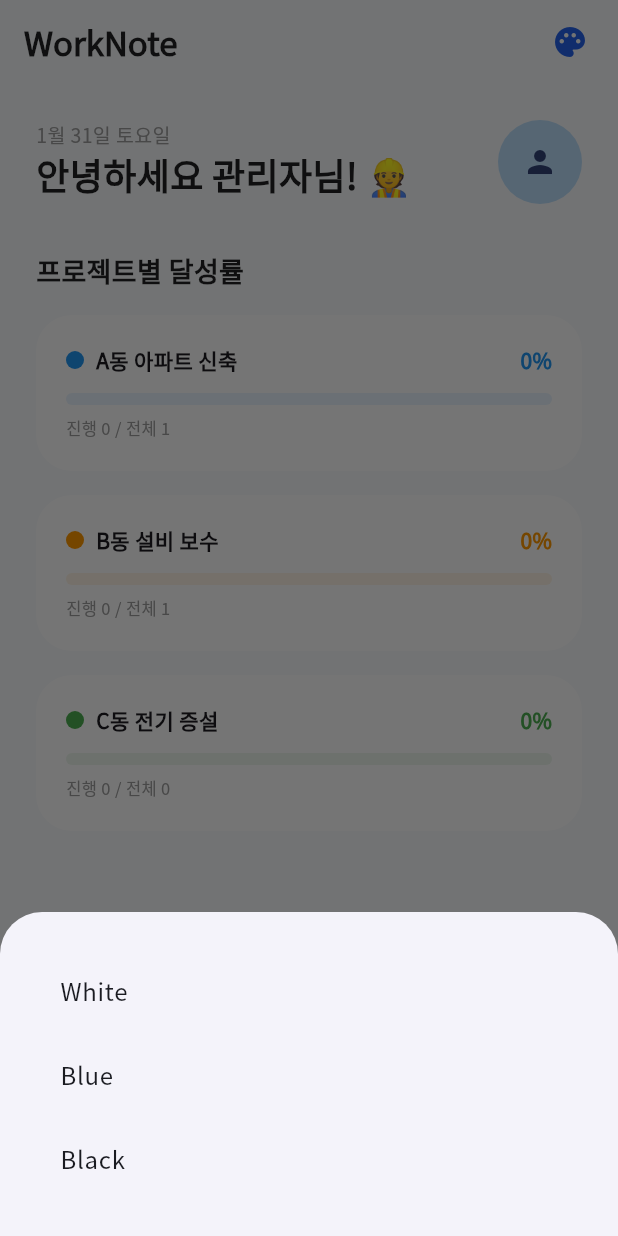
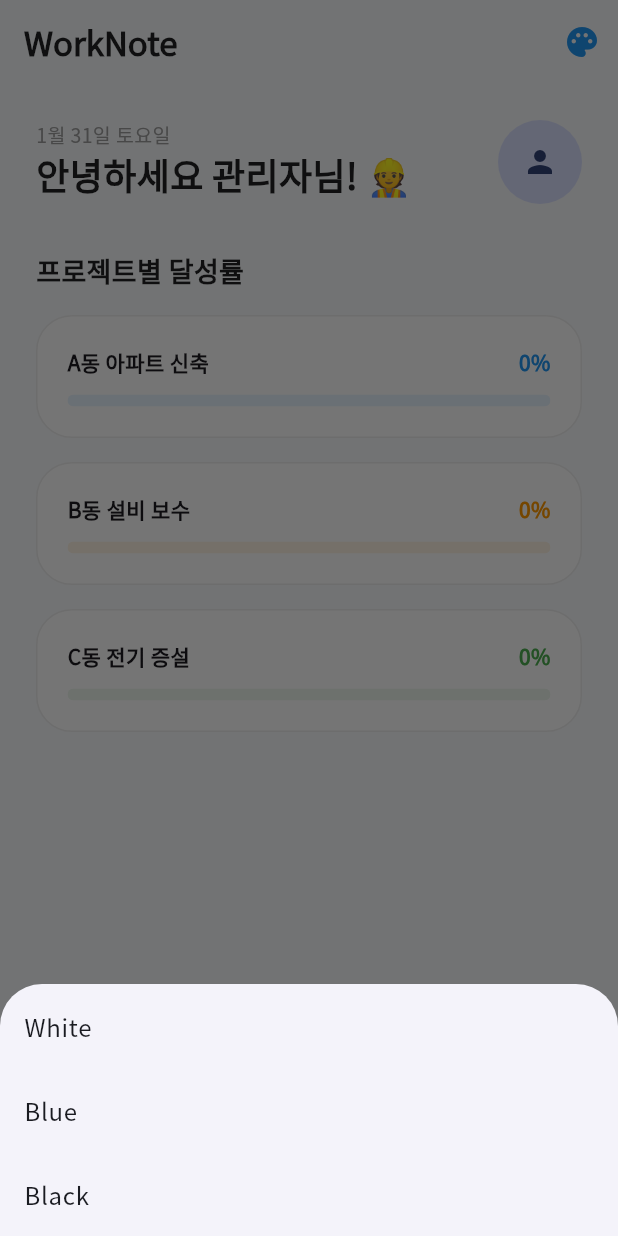
Before and after one commit to frysquirrel-A/Worknote, a Flutter app: the screen it shows after launch, after a tap on the "palette" icon, on a phone screen of 412 x 824 dp. Run offline on Flutter 3.47's test engine with Material 3 defaults, Android fonts, the phone set to English and light mode, and no system bars; our stand-ins replace google_fonts, image_picker.

Commit message:
푸쉬 할 때 발생한 오류 수정

```diff
--- a/lib/main.dart
+++ b/lib/main.dart
@@ -94,7 +94,7 @@ class JournalEntry {
 }
 
 // =============================================================================
-// [MAIN] App Bootstrap & Global State
+// [MAIN] App Bootstrap & Navigation
 // =============================================================================
 class WorkNoteApp extends StatelessWidget {
   const WorkNoteApp({super.key});
@@ -149,7 +149,7 @@ class _MainScreenState extends State<MainScreen> {
       Task(id: '2', title: '안전 교육 일지 작성', assigneeId: 'kim', assigneeName: '김반장', assigneeEmoji: '👨‍💼', projectId: 'p2', createdAt: now.subtract(const Duration(days: 1)), dueDate: now.add(const Duration(days: 1)), priority: TaskPriority.medium),
     ];
     _journals = [
-      JournalEntry(id: 'j1', userId: 'me', userName: '나', title: '오전 현장 점검', content: '전체적으로 공정이 원활하게 진행되고 있음.', projectId: 'p1', date: now.subtract(const Duration(hours: 5)), photos: []),
+      JournalEntry(id: 'j1', userId: 'me', userName: '나', title: '오전 현장 점검', content: '공정 원활함.', projectId: 'p1', date: now.subtract(const Duration(hours: 5)), photos: []),
     ];
   }
 
@@ -157,14 +157,6 @@ class _MainScreenState extends State<MainScreen> {
   void _addProject(Project p) => setState(() => _projects.add(p));
   void _deleteTask(String id) => setState(() => _tasks.removeWhere((t) => t.id == id));
   void _addJournal(JournalEntry journal) => setState(() => _journals.insert(0, journal));
-
-  Color _getBgColor(AppTone tone) {
-    switch (tone) {
-      case AppTone.white: return const Color(0xFFF8FAFC);
-      case AppTone.blue: return const Color(0xFFE0F2FE);
-      case AppTone.black: return const Color(0xFF0F172A);
-    }
-  }
 
   @override
   Widget build(BuildContext context) {
@@ -180,25 +172,20 @@ class _MainScreenState extends State<MainScreen> {
       TeamTaskTab(tasks: _tasks, projects: _projects, members: [TeamMember(id: 'all', name: '전체', emoji: '👥', role: ''), ..._members], myProfileImage: _profileImage, onStateChange: () => setState(() {}), onAddTask: _addTask, onAddProject: _addProject, onDeleteTask: _deleteTask, tone: _tabTones[1]),
       JournalTab(journals: _journals, tasks: _tasks, projects: _projects, members: [TeamMember(id: 'all', name: '전체', emoji: '👥', role: ''), ..._members], onSaveJournal: _addJournal, onCreateTask: _addTask, onAddProject: _addProject, tone: _tabTones[2], onPhotoTap: (d) => setState(() { _targetGalleryDate = d; _selectedIndex = 3; })),
       GalleryTab(journals: _journals, members: [TeamMember(id: 'all', name: '전체', emoji: '📂', role: ''), ..._members], myProfileImage: _profileImage, onPhotoCaptured: (path) {
-        _addJournal(JournalEntry(id: DateTime.now().toString(), userId: 'me', userName: '나', title: '현장 사진 촬영', content: '카메라 촬영분', date: DateTime.now(), photos: [path]));
+        _addJournal(JournalEntry(id: DateTime.now().toString(), userId: 'me', userName: '나', title: '사진 촬영', content: '카메라 촬영', date: DateTime.now(), photos: [path]));
       }, tone: _tabTones[3], targetDate: _targetGalleryDate, onTargetDateHandled: () => _targetGalleryDate = null),
     ];
 
     return Scaffold(
-      backgroundColor: _getBgColor(currentTone),
+      backgroundColor: currentTone == AppTone.white ? const Color(0xFFF8FAFC) : (currentTone == AppTone.blue ? const Color(0xFFE0F2FE) : const Color(0xFF0F172A)),
       appBar: AppBar(
         backgroundColor: Colors.transparent,
         elevation: 0,
         title: Text('WorkNote', style: TextStyle(fontWeight: FontWeight.w900, fontSize: 22, color: isBlack ? Colors.white : Colors.black87)),
-        actions: [
-          IconButton(icon: Icon(Icons.palette_rounded, color: isBlack ? const Color(0xFF448AFF) : const Color(0xFF2563EB)), onPressed: () => _showTonePicker()),
-          const SizedBox(width: 8),
-        ],
+        actions: [IconButton(icon: Icon(Icons.palette_rounded, color: isBlack ? Colors.blueAccent : Colors.blue), onPressed: () => _showTonePicker())],
       ),
       body: IndexedStack(index: _selectedIndex, children: screens),
-      bottomNavigationBar: Container(
-        decoration: BoxDecoration(boxShadow: [BoxShadow(color: Colors.black.withValues(alpha: 0.05), blurRadius: 10)]),
-        child: NavigationBar(
+      bottomNavigationBar: NavigationBar(
         selectedIndex: _selectedIndex,
         onDestinationSelected: (idx) => setState(() => _selectedIndex = idx),
         backgroundColor: isBlack ? const Color(0xFF1E293B) : Colors.white,
@@ -209,19 +196,16 @@ class _MainScreenState extends State<MainScreen> {
           NavigationDestination(icon: Icon(Icons.grid_view_outlined), selectedIcon: Icon(Icons.grid_view), label: '갤러리'),
         ],
       ),
-      ),
     );
   }
 
   void _showTonePicker() {
-    showModalBottomSheet(context: context, builder: (ctx) => Container(
-      padding: const EdgeInsets.all(24),
-      child: Column(mainAxisSize: MainAxisSize.min, children: [
-        _toneTile("White", AppTone.white), _toneTile("Blue", AppTone.blue), _toneTile("Black", AppTone.black),
-      ]),
-    ));
+    showModalBottomSheet(context: context, builder: (ctx) => Column(mainAxisSize: MainAxisSize.min, children: [
+      ListTile(title: const Text("White"), onTap: () { setState(() => _tabTones[_selectedIndex] = AppTone.white); Navigator.pop(context); }),
+      ListTile(title: const Text("Blue"), onTap: () { setState(() => _tabTones[_selectedIndex] = AppTone.blue); Navigator.pop(context); }),
+      ListTile(title: const Text("Black"), onTap: () { setState(() => _tabTones[_selectedIndex] = AppTone.black); Navigator.pop(context); }),
+    ]));
   }
-  Widget _toneTile(String l, AppTone t) => ListTile(title: Text(l), onTap: () { setState(() => _tabTones[_selectedIndex] = t); Navigator.pop(context); });
 }
 
 // =============================================================================
@@ -247,39 +231,28 @@ class HomeTab extends StatelessWidget {
             Text(DateFormat('M월 d일 E요일', 'ko_KR').format(DateTime.now()), style: const TextStyle(fontSize: 13, color: Colors.grey)),
             Text("안녕하세요 관리자님! 👷", style: TextStyle(fontSize: 24, fontWeight: FontWeight.w900, color: isDark ? Colors.white : Colors.black87)),
           ]),
-          GestureDetector(onTap: onProfileTap, child: CircleAvatar(radius: 28, backgroundColor: Colors.blue.shade100, backgroundImage: profileImage != null ? FileImage(profileImage!) : null, child: profileImage == null ? const Icon(Icons.person) : null))
+          GestureDetector(onTap: onProfileTap, child: CircleAvatar(radius: 28, backgroundImage: profileImage != null ? FileImage(profileImage!) : null, child: profileImage == null ? const Icon(Icons.person) : null))
         ]),
         const SizedBox(height: 32),
         Text("프로젝트별 달성률", style: TextStyle(fontSize: 18, fontWeight: FontWeight.bold, color: isDark ? Colors.white : Colors.black87)),
         const SizedBox(height: 16),
         ...projects.map((p) {
           final pTasks = tasks.where((t) => t.projectId == p.id).toList();
-          final total = pTasks.length;
-          final done = pTasks.where((t) => t.isDone).length;
-          final progress = total == 0 ? 0.0 : done / total;
+          final progress = pTasks.isEmpty ? 0.0 : pTasks.where((t) => t.isDone).length / pTasks.length;
           return Container(
             margin: const EdgeInsets.only(bottom: 16),
             padding: const EdgeInsets.all(20),
-            decoration: BoxDecoration(color: isDark ? Colors.white.withValues(alpha: 0.05) : Colors.white, borderRadius: BorderRadius.circular(24)),
-            child: Column(crossAxisAlignment: CrossAxisAlignment.start, children: [
+            decoration: BoxDecoration(color: isDark ? Colors.white10 : Colors.white, borderRadius: BorderRadius.circular(24), border: Border.all(color: Colors.grey.shade200)),
+            child: Column(children: [
               Row(mainAxisAlignment: MainAxisAlignment.spaceBetween, children: [
-                Row(children: [Container(width: 12, height: 12, decoration: BoxDecoration(color: p.color, shape: BoxShape.circle)), const SizedBox(width: 8), Text(p.name, style: const TextStyle(fontWeight: FontWeight.bold))]),
+                Text(p.name, style: const TextStyle(fontWeight: FontWeight.bold)),
                 Text("${(progress * 100).toInt()}%", style: TextStyle(fontWeight: FontWeight.w900, color: p.color)),
               ]),
               const SizedBox(height: 12),
-              ClipRRect(borderRadius: BorderRadius.circular(10), child: LinearProgressIndicator(value: progress, minHeight: 8, color: p.color, backgroundColor: p.color.withValues(alpha: 0.1))),
-              const SizedBox(height: 8),
-              Text("진행 $done / 전체 $total", style: const TextStyle(fontSize: 11, color: Colors.grey)),
+              ClipRRect(borderRadius: BorderRadius.circular(10), child: LinearProgressIndicator(value: progress, minHeight: 8, color: p.color, backgroundColor: p.color.withOpacity(0.1))),
             ]),
           );
         }),
-        const SizedBox(height: 40),
-        Text("팀원 리스트", style: TextStyle(fontSize: 18, fontWeight: FontWeight.bold, color: isDark ? Colors.white : Colors.black87)),
-        const SizedBox(height: 20),
-        SizedBox(height: 120, child: ListView.builder(scrollDirection: Axis.horizontal, itemCount: members.length, itemBuilder: (ctx, i) => Padding(
-          padding: const EdgeInsets.only(right: 24),
-          child: Column(children: [CircleAvatar(radius: 32, backgroundColor: isDark ? Colors.white10 : Colors.white, child: Text(members[i].emoji, style: const TextStyle(fontSize: 30))), const SizedBox(height: 10), Text(members[i].name, style: TextStyle(fontSize: 13, fontWeight: FontWeight.w600, color: isDark ? Colors.white70 : Colors.black87))]),
-        ))),
       ]),
     );
   }
@@ -329,14 +302,14 @@ class _TeamTaskTabState extends State<TeamTaskTab> {
             noteCtrl.clear(); setDialogState(() {}); widget.onStateChange();
           }, child: const Text("기록 추가"))
         ] else ...[
-          const Text("완료된 업무의 최종 성과를 기록하세요.", style: TextStyle(fontSize: 12, color: Colors.grey)),
-          const SizedBox(height: 8),
+          const Text("최종 완료 성과를 기록하세요.", style: TextStyle(fontSize: 12, color: Colors.grey)),
+          const SizedBox(height: 12),
           TextField(controller: reportCtrl, maxLines: 3, decoration: InputDecoration(border: OutlineInputBorder(borderRadius: BorderRadius.circular(12)))),
           const SizedBox(height: 8),
           FilledButton(onPressed: () {
             setState(() { task.completionReport = reportCtrl.text; task.updatedAt = DateTime.now(); });
             Navigator.pop(ctx); widget.onStateChange();
-          }, child: const Text("보고서 업데이트"))
+          }, child: const Text("보고서 저장"))
         ]
       ])),
       actions: [TextButton(onPressed: () => Navigator.pop(ctx), child: const Text("닫기"))],
@@ -351,6 +324,7 @@ class _TeamTaskTabState extends State<TeamTaskTab> {
 
     showDialog(context: context, builder: (ctx) => StatefulBuilder(builder: (context, setDialogState) => AlertDialog(
       title: const Text("새 업무 추가", style: TextStyle(fontWeight: FontWeight.bold)),
+      shape: RoundedRectangleBorder(borderRadius: BorderRadius.circular(24)),
       content: Column(mainAxisSize: MainAxisSize.min, children: [
         Autocomplete<String>(
           optionsBuilder: (textValue) {
@@ -372,10 +346,12 @@ class _TeamTaskTabState extends State<TeamTaskTab> {
             WidgetsBinding.instance.addPostFrameCallback((_) { titleCtrl.text = currentPrefix.trim(); setDialogState(() {}); });
           },
           fieldViewBuilder: (ctx, ctrl, focus, onFieldSubmitted) {
+            if (ctrl.text != titleCtrl.text && titleCtrl.text.isNotEmpty) ctrl.text = titleCtrl.text;
             ctrl.addListener(() { titleCtrl.text = ctrl.text; });
             return TextField(controller: ctrl, focusNode: focus, decoration: const InputDecoration(labelText: "제목 (#프로젝트)"));
           },
         ),
+        const SizedBox(height: 16),
         DropdownButton<Project>(
           isExpanded: true, value: selectedProject ?? widget.projects.first,
           items: widget.projects.map((p) => DropdownMenuItem(value: p, child: Text(p.name))).toList(),
@@ -464,7 +440,7 @@ class _TaskCard extends StatelessWidget {
         SizedBox(width: 48, child: Column(children: [
           Checkbox(value: task.isDone, onChanged: onToggle),
           const SizedBox(height: 12),
-          GestureDetector(onTap: onPriority, child: Container(width: 36, height: 36, alignment: Alignment.center, decoration: BoxDecoration(color: _pColor(task.priority).withValues(alpha: 0.1), shape: BoxShape.circle, border: Border.all(color: _pColor(task.priority), width: 2)), child: Text(_pText(task.priority), style: TextStyle(fontSize: 14, fontWeight: FontWeight.w900, color: _pColor(task.priority))))),
+          GestureDetector(onTap: onPriority, child: Container(width: 36, height: 36, alignment: Alignment.center, decoration: BoxDecoration(color: _pColor(task.priority).withOpacity(0.1), shape: BoxShape.circle, border: Border.all(color: _pColor(task.priority), width: 2)), child: Text(_pText(task.priority), style: TextStyle(fontSize: 14, fontWeight: FontWeight.w900, color: _pColor(task.priority))))),
         ])),
         const SizedBox(width: 16),
         Expanded(child: Column(crossAxisAlignment: CrossAxisAlignment.start, children: [
@@ -545,7 +521,7 @@ class _JournalTabState extends State<JournalTab> {
   String _getGroupKey(DateTime date, JournalGroupPeriod period) {
     switch (period) {
       case JournalGroupPeriod.day: return DateFormat('yyyy-MM-dd').format(date);
-      case JournalGroupPeriod.week: return "${DateFormat('yyyy-MM').format(date)} ${((date.day-1)/7).floor()+1}주차";
+      case JournalGroupPeriod.week: return "${DateFormat('yyyy-MM').format(date)} ${((date.day-1)/7).floor()+1}주";
       case JournalGroupPeriod.month: return DateFormat('yyyy-MM').format(date);
       case JournalGroupPeriod.quarter: return "${date.year}년 ${((date.month-1)/3).floor()+1}분기";
       case JournalGroupPeriod.year: return "${date.year}년";
@@ -568,10 +544,8 @@ class _JournalTabState extends State<JournalTab> {
     }
     final keys = groups.keys.toList()..sort((a, b) => b.compareTo(a));
 
-    return Scaffold(
-      backgroundColor: Colors.transparent,
-      appBar: PreferredSize(preferredSize: const Size.fromHeight(180), child: Column(mainAxisSize: MainAxisSize.min, children: [
-        Padding(padding: const EdgeInsets.all(16), child: TextField(onChanged: (v) => setState(() => _searchQuery = v), decoration: InputDecoration(hintText: "일지 검색...", prefixIcon: const Icon(Icons.search), border: OutlineInputBorder(borderRadius: BorderRadius.circular(32))))),
+    return Column(children: [
+      Padding(padding: const EdgeInsets.all(16), child: TextField(onChanged: (v) => setState(() => _searchQuery = v), decoration: InputDecoration(hintText: "일지 검색...", prefixIcon: const Icon(Icons.search), border: OutlineInputBorder(borderRadius: BorderRadius.circular(32)), filled: true, fillColor: isDark ? Colors.white10 : Colors.white))),
       SizedBox(height: 60, child: ListView.builder(scrollDirection: Axis.horizontal, itemCount: widget.members.length, itemBuilder: (c, i) => Padding(padding: const EdgeInsets.symmetric(horizontal: 8), child: ActionChip(label: Text(widget.members[i].name), onPressed: () => setState(() => _memberFilterId = widget.members[i].id))))),
       Padding(padding: const EdgeInsets.symmetric(horizontal: 16), child: Row(mainAxisAlignment: MainAxisAlignment.end, children: [
         const Text("그룹 기준: ", style: TextStyle(fontSize: 12, color: Colors.grey)),
@@ -581,18 +555,21 @@ class _JournalTabState extends State<JournalTab> {
           DropdownMenuItem(value: JournalGroupPeriod.month, child: Text("월")),
           DropdownMenuItem(value: JournalGroupPeriod.quarter, child: Text("분기")),
           DropdownMenuItem(value: JournalGroupPeriod.year, child: Text("년")),
-          ], onChanged: (v) => setState(() => _groupPeriod = v!)),
+        ], onChanged: (v) => setState(() => _groupPeriod = v!), underline: const SizedBox()),
       ])),
-      ])),
-      body: ListView.builder(itemCount: keys.length, itemBuilder: (c, i) {
+      Expanded(child: ListView.builder(itemCount: keys.length, itemBuilder: (c, i) {
         final group = groups[keys[i]]!;
         return Column(crossAxisAlignment: CrossAxisAlignment.start, children: [
           Padding(padding: const EdgeInsets.all(16), child: Text(keys[i], style: const TextStyle(fontWeight: FontWeight.w900))),
-          ...group.map((j) => ListTile(title: Text(j.title), subtitle: Text(j.content, maxLines: 1, overflow: TextOverflow.ellipsis), onTap: () => _showDetail(j))),
+          ...group.map((j) => Container(
+            margin: const EdgeInsets.symmetric(horizontal: 16, vertical: 8),
+            decoration: BoxDecoration(color: isDark ? Colors.white10 : Colors.white, borderRadius: BorderRadius.circular(20), border: Border.all(color: Colors.grey.shade200)),
+            child: ListTile(title: Text(j.title, style: const TextStyle(fontWeight: FontWeight.bold)), subtitle: Text(j.content, maxLines: 1, overflow: TextOverflow.ellipsis), onTap: () => _showDetail(j)),
+          )),
         ]);
-      }),
-      floatingActionButton: FloatingActionButton(onPressed: _showWriteJournalDialog, child: const Icon(Icons.edit)),
-    );
+      })),
+      Padding(padding: const EdgeInsets.only(bottom: 16), child: FloatingActionButton.extended(onPressed: _showWriteJournalDialog, label: const Text("일지 쓰기"), icon: const Icon(Icons.edit))),
+    ]);
   }
 
   void _showDetail(JournalEntry j) {
```
Lines whose indentation alone changed are shown as unchanged.
